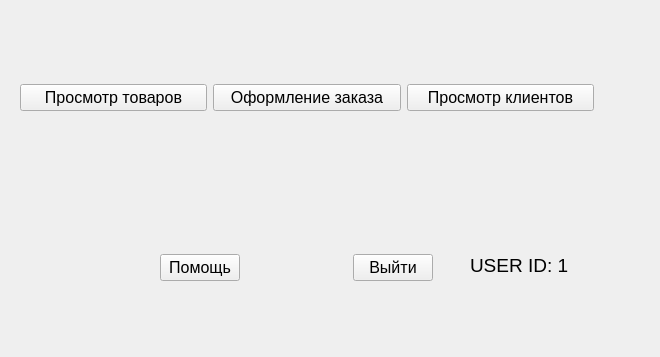
Tinddd28/client-server-model-client-, file sales_manager.ui: the form before one commit.
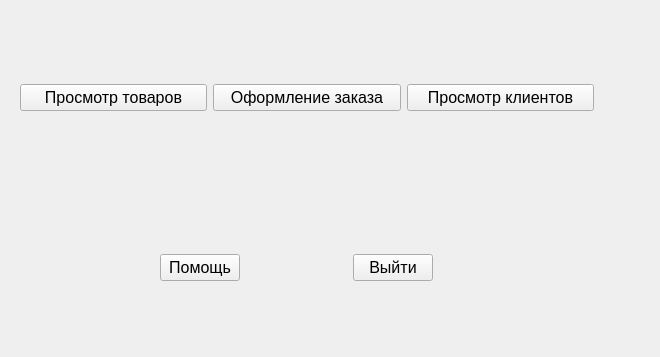
The form after the commit.

```diff
--- a/sales_manager.ui
+++ b/sales_manager.ui
@@ -28,7 +28,7 @@
     </font>
    </property>
    <property name="text">
-    <string>USER ID: 1</string>
+    <string/>
    </property>
   </widget>
   <widget class="QWidget" name="layoutWidget">
```
Left out of the diff: 2 changed lines with no effect on the pictures.
